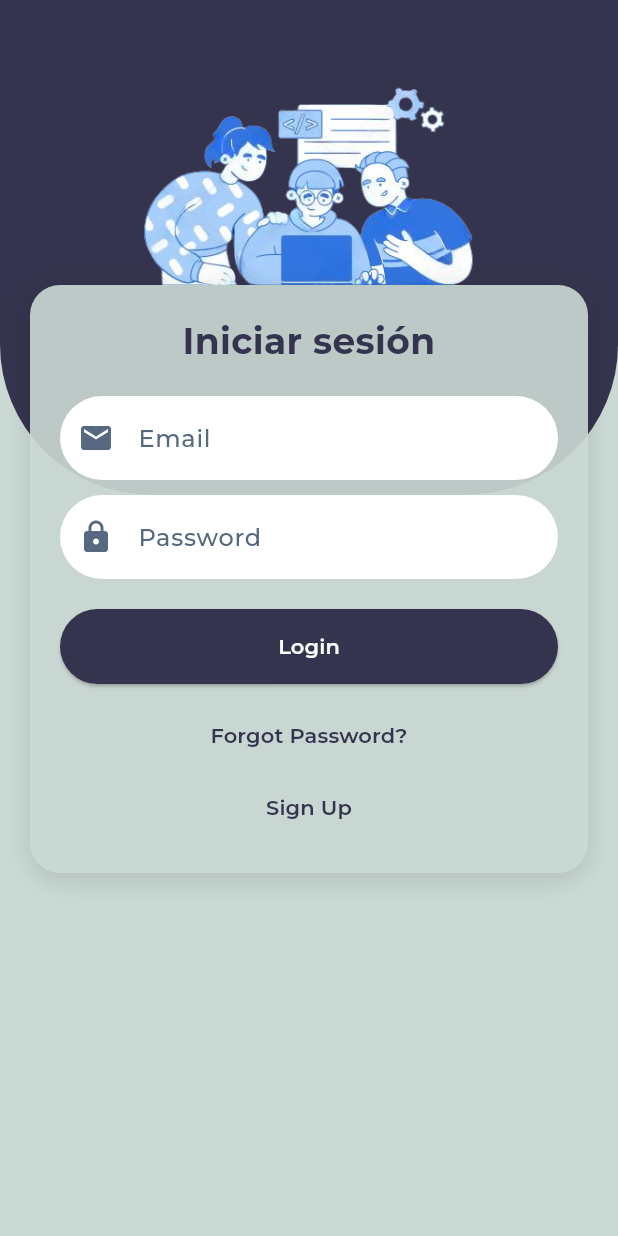
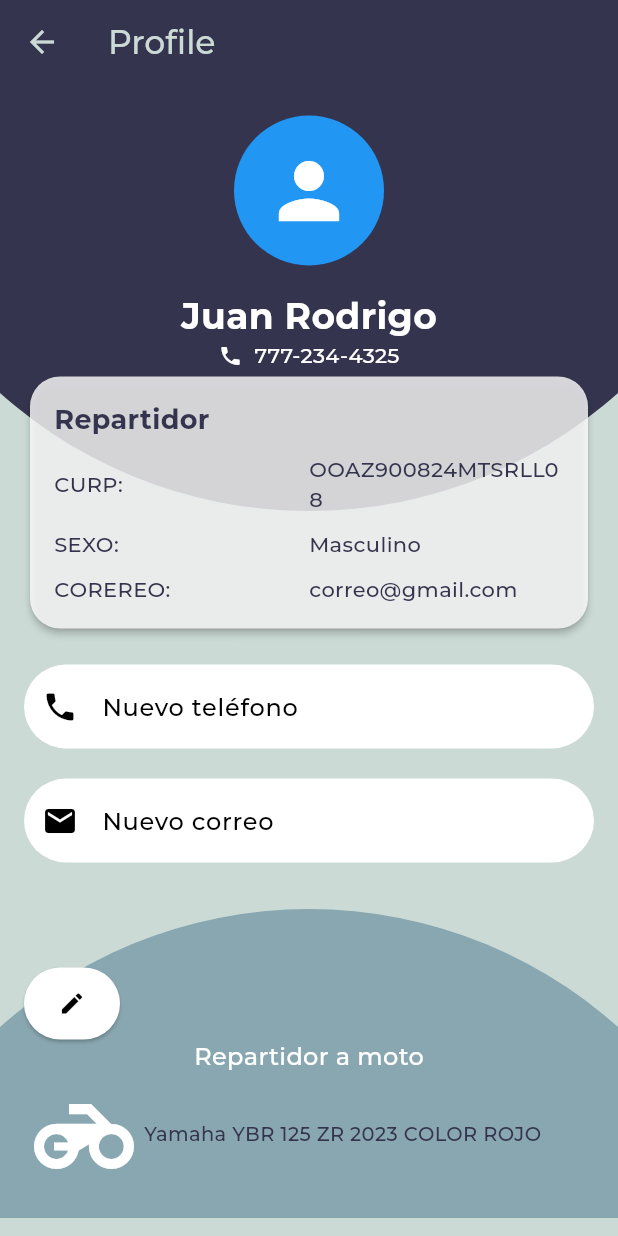
Before and after one commit to 12Edwin/QuickFavor, a Flutter app: the screen it shows after launch, after a tap on "Login", on a phone screen of 412 x 824 dp. Run offline on Flutter 3.47's test engine with Material 3 defaults, Android fonts, the phone set to English and light mode, and no system bars; our stand-ins replace flutter_colorpicker; project files that could hold a hidden picture were left out.

Commit message:
[ADD] vista de perfil del repartidor

```diff
--- a/mobile_favor/lib/main.dart
+++ b/mobile_favor/lib/main.dart
@@ -1,4 +1,5 @@
 import 'package:flutter/material.dart';
+import 'package:mobile_favor/modules/profile/profile.dart';
 import 'package:mobile_favor/utils/app_colors.dart';
 
 import 'modules/auth/Register.dart';
@@ -22,6 +23,7 @@ class MyApp extends StatelessWidget {
       routes: {
         '/login': (context) => const Login(),
         '/register': (context) => const Register(),
+        '/profile': (context) => const Profile(),
       },
       home: const Login(),
     );
--- a/mobile_favor/lib/modules/auth/login.dart
+++ b/mobile_favor/lib/modules/auth/login.dart
@@ -98,6 +98,7 @@ class _LoginState extends State<Login> {
                           const SizedBox(height: 20),
                           ElevatedButton(
                             onPressed: () {
+                              Navigator.pushNamed(context, '/profile');
                             },
                             style: ElevatedButton.styleFrom(
                               backgroundColor: Theme.of(context).primaryColor,
--- /dev/null
+++ b/mobile_favor/lib/modules/profile/profile.dart
@@ -0,0 +1,211 @@
+import 'package:flutter/material.dart';
+import 'package:mobile_favor/utils/app_colors.dart';
+
+class Profile extends StatefulWidget {
+  const Profile({super.key});
+
+  @override
+  State<Profile> createState() => _ProfileState();
+}
+
+class _ProfileState extends State<Profile> {
+  String email = '';
+  String phone = '';
+  @override
+  Widget build(BuildContext context) {
+    double screenWidth = MediaQuery.of(context).size.width;
+    return Scaffold(
+        appBar: AppBar(
+          title: const Text('Profile'),
+        ),
+        body: SingleChildScrollView(
+          scrollDirection: Axis.vertical,
+          child: Stack(
+            children: [
+              Positioned(
+                top: -screenWidth * 0.809,
+                left: (screenWidth - (screenWidth * 1.5)) / 2,
+                child: Container(
+                  width: screenWidth * 1.5,
+                  height: screenWidth * 1.5,
+                  decoration: const BoxDecoration(
+                    shape: BoxShape.circle,
+                    color: Color(0xFF34344E),
+                  ),
+                ),
+              ),
+              Positioned(
+                bottom: -screenWidth * 1,
+                left: (screenWidth - (screenWidth * 1.5)) / 2,
+                child: Container(
+                  width: screenWidth * 1.5,
+                  height: screenWidth * 1.5,
+                  decoration: const BoxDecoration(
+                    shape: BoxShape.circle,
+                    color: AppColors.secondaryColor2,
+                  ),
+                ),
+              ),
+              Padding(
+                padding: const EdgeInsets.all(16.0),
+                child: Center(
+                  child: Column(
+                    children: [
+                      const SizedBox(height: 5),
+                      const CircleAvatar(
+                        radius: 50,
+                        child: Icon(
+                          Icons.person,
+                          size: 60,
+                          color: Colors.white,
+                        ),
+                      ),
+                      const SizedBox(height: 16),
+                      const Text(
+                        'Juan Rodrigo',
+                        style: TextStyle(
+                            fontSize: 24,
+                            fontWeight: FontWeight.bold,
+                            color: Colors.white),
+                      ),
+                      const Row(
+                        mainAxisSize: MainAxisSize.min,
+                        children: [
+                          Icon(
+                            Icons.phone,
+                            size: 16,
+                            color: Colors.white,
+                          ),
+                          SizedBox(width: 8),
+                          Text(
+                            '777-234-4325',
+                            style: TextStyle(color: Colors.white),
+                          ),
+                        ],
+                      ),
+                      Card(
+                        shape: RoundedRectangleBorder(
+                          borderRadius: BorderRadius.circular(20),
+                        ),
+                        elevation: 2,
+                        color: Colors.white.withOpacity(0.8),
+                        child: const Padding(
+                          padding: EdgeInsets.all(16),
+                          child: Column(
+                            crossAxisAlignment: CrossAxisAlignment.start,
+                            children: [
+                              Text(
+                                'Repartidor',
+                                style: TextStyle(
+                                    fontSize: 18, fontWeight: FontWeight.bold),
+                              ),
+                              SizedBox(height: 10),
+                              Row(
+                                children: [
+                                  Expanded(child: Text('CURP:')),
+                                  Expanded(child: Text('OOAZ900824MTSRLL08')),
+                                ],
+                              ),
+                              SizedBox(height: 10),
+                              Row(
+                                children: [
+                                  Expanded(child: Text('SEXO:')),
+                                  Expanded(child: Text('Masculino')),
+                                ],
+                              ),
+                              SizedBox(height: 10),
+                              Row(
+                                children: [
+                                  Expanded(child: Text('COREREO:')),
+                                  Expanded(child: Text('correo@gmail.com')),
+                                ],
+                              )
+                            ],
+                          ),
+                        ),
+                      ),
+                      const SizedBox(height: 20),
+                      TextFormField(
+                        decoration: InputDecoration(
+                          prefixIcon: const Icon(Icons.phone),
+                          label: const Text('Nuevo teléfono'),
+                          filled: true,
+                          fillColor: Colors.white,
+                          border: OutlineInputBorder(
+                            borderRadius: BorderRadius.circular(32),
+                            borderSide: BorderSide.none,
+                          ),
+                        ),
+                        keyboardType: TextInputType.number,
+                        onChanged: (value) {
+                          setState(() {
+                            phone = value;
+                          });
+                        },
+                      ),
+                      const SizedBox(height: 20),
+                      TextFormField(
+                        decoration: InputDecoration(
+                          prefixIcon: const Icon(Icons.email),
+                          label: const Text('Nuevo correo'),
+                          filled: true,
+                          fillColor: Colors.white,
+                          border: OutlineInputBorder(
+                            borderRadius: BorderRadius.circular(32),
+                            borderSide: BorderSide.none,
+                          ),
+                        ),
+                        keyboardType: TextInputType.emailAddress,
+                        onChanged: (value) {
+                          setState(() {
+                            email = value;
+                          });
+                        },
+                      ),
+                      const SizedBox(height: 70),
+                      Row(
+                        children: [
+                          ElevatedButton(
+                            onPressed: () {
+                              print('Guardar');
+                            },
+                            style: ElevatedButton.styleFrom(
+                              padding: const EdgeInsets.symmetric(vertical: 15),
+                              shape: RoundedRectangleBorder(
+                                borderRadius: BorderRadius.circular(64),
+                              ),
+                              backgroundColor: Colors.white,
+                            ),
+                            child: const Icon(Icons.edit, color: Colors.black),
+                          ),
+                        ],
+                      ),
+                      const Text(
+                        'Repartidor a moto',
+                        style: TextStyle(color: Colors.white, fontSize: 16),
+                      ),
+                      Row(
+                        mainAxisSize: MainAxisSize.max,
+                        children: [
+                          const Icon(
+                            Icons.motorcycle,
+                            size: 80,
+                            color: Colors.white,
+                          ),
+                          Text(
+                            'Yamaha YBR 125 ZR 2023 COLOR ROJO',
+                            style: TextStyle(
+                                color: Theme.of(context).primaryColor,
+                                fontSize: 13),
+                          ),
+                        ],
+                      ),
+                    ],
+                  ),
+                ),
+              ),
+            ],
+          ),
+        ));
+  }
+}
```
